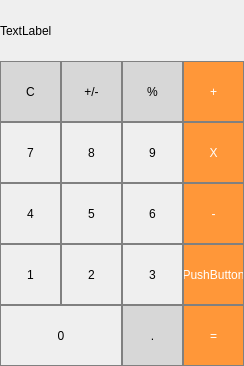
This is mainwindow.ui in Nawzneen/qtCalculator as Qt 5 draws it before an edit. The edited form follows.
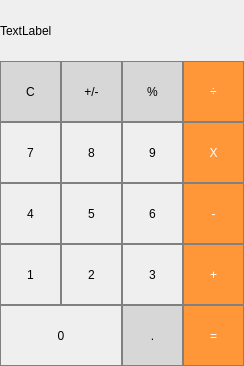
This is the edited form.

Commit message: add signal and slots for digits

What changed in the file:
```diff
--- a/mainwindow.ui
+++ b/mainwindow.ui
@@ -110,7 +110,7 @@
      <string>%</string>
     </property>
    </widget>
-   <widget class="QPushButton" name="pushButton_4">
+   <widget class="QPushButton" name="pushButton_devide">
     <property name="geometry">
      <rect>
       <x>183</x>
@@ -132,7 +132,7 @@
 }</string>
     </property>
     <property name="text">
-     <string>+</string>
+     <string>÷</string>
     </property>
    </widget>
    <widget class="QPushButton" name="pushButton_5">
@@ -157,31 +157,31 @@
      <string>9</string>
     </property>
    </widget>
-   <widget class="QPushButton" name="pushButton_6">
-    <property name="geometry">
-     <rect>
-      <x>0</x>
-      <y>122</y>
-      <width>61</width>
-      <height>61</height>
-     </rect>
-    </property>
-    <property name="styleSheet">
-     <string notr="true">QPushButton {
-   border: 1px solid gray;
-}
-QPushButton:pressed {
-    background-color: qlineargradient(x1: 0, y1: 0, x2: 0, y2: 1,
-                                      stop: 0 #dadbde, stop: 1 #f6f7fa);
-}</string>
-    </property>
-    <property name="text">
-     <string>7</string>
-    </property>
-   </widget>
    <widget class="QPushButton" name="pushButton_7">
     <property name="geometry">
      <rect>
+      <x>0</x>
+      <y>122</y>
+      <width>61</width>
+      <height>61</height>
+     </rect>
+    </property>
+    <property name="styleSheet">
+     <string notr="true">QPushButton {
+   border: 1px solid gray;
+}
+QPushButton:pressed {
+    background-color: qlineargradient(x1: 0, y1: 0, x2: 0, y2: 1,
+                                      stop: 0 #dadbde, stop: 1 #f6f7fa);
+}</string>
+    </property>
+    <property name="text">
+     <string>7</string>
+    </property>
+   </widget>
+   <widget class="QPushButton" name="pushButton_multiply">
+    <property name="geometry">
+     <rect>
       <x>183</x>
       <y>122</y>
       <width>61</width>
@@ -383,7 +383,7 @@
 }</string>
     </property>
     <property name="text">
-     <string>PushButton</string>
+     <string>+</string>
     </property>
    </widget>
    <widget class="QPushButton" name="pushButton_16">
```
Left out of the diff: 30 changed lines with no effect on the pictures. The commit also changes 2 other files.
